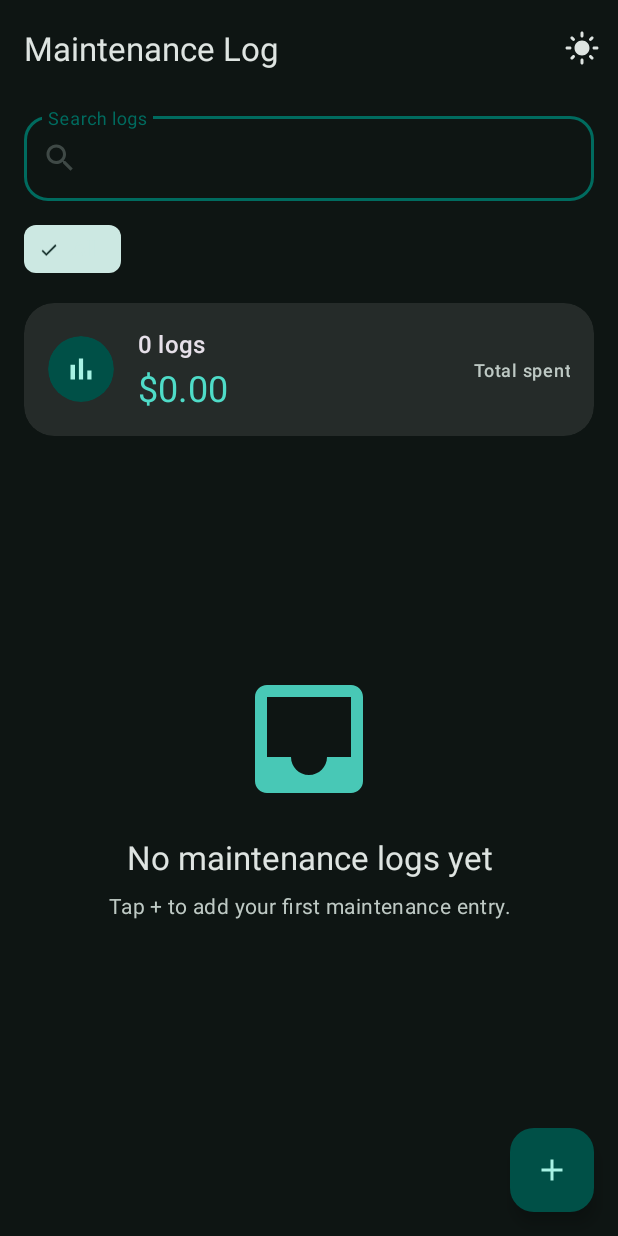
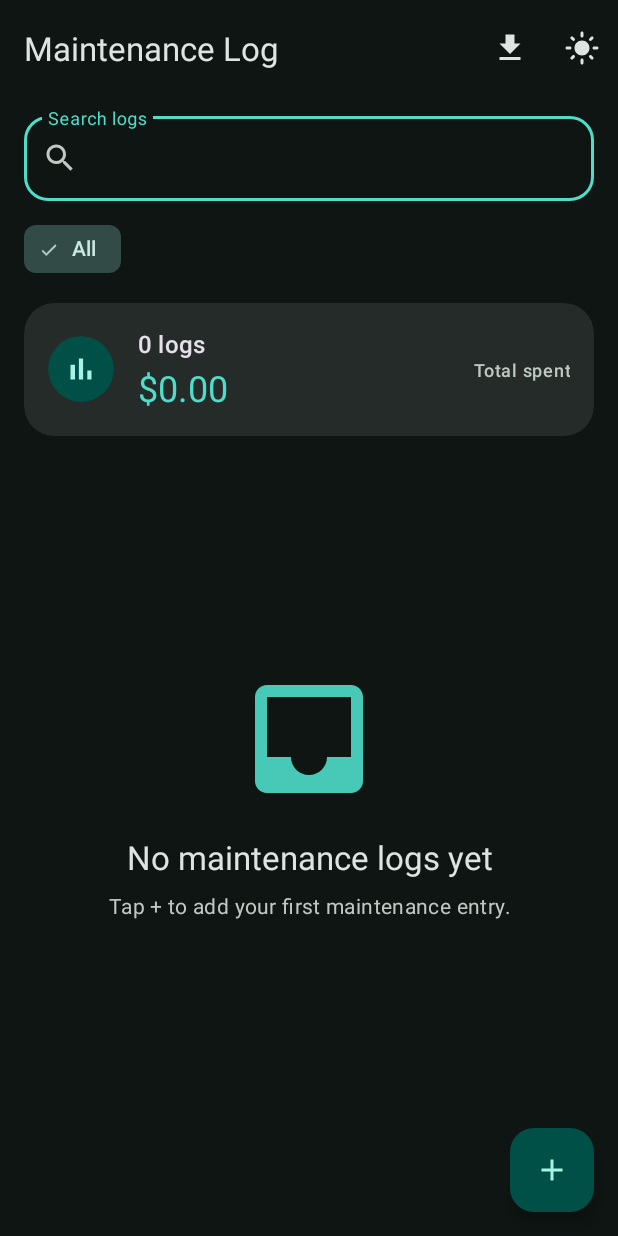
Before and after one commit to sstoqnovv/MobileApps2026-2401321080, an Android app: the screen it shows after launch (MainActivity), after a tap on "Switch to dark theme", on a phone screen of 412 x 824 dp. Run offline under Robolectric (Android 15) with nearby library versions, the phone set to English and light mode, and no system bars; our stand-ins replace Dagger/Hilt's generated code, Room's generated code; 1 other tap on this screen came first.

Commit message:
Add CSV export and system share support for maintenance logs

```diff
--- /dev/null
+++ b/app/src/main/res/drawable/ic_export.xml
@@ -0,0 +1,10 @@
+<?xml version="1.0" encoding="utf-8"?>
+<vector xmlns:android="http://schemas.android.com/apk/res/android"
+    android:width="24dp"
+    android:height="24dp"
+    android:viewportWidth="24"
+    android:viewportHeight="24">
+    <path
+        android:fillColor="#FF000000"
+        android:pathData="M19,9h-4V3H9v6H5l7,7 7,-7zM5,18v2h14v-2H5z" />
+</vector>
--- a/app/src/main/res/menu/menu_log_list.xml
+++ b/app/src/main/res/menu/menu_log_list.xml
@@ -1,6 +1,12 @@
 <?xml version="1.0" encoding="utf-8"?>
 <menu xmlns:android="http://schemas.android.com/apk/res/android"
     xmlns:app="http://schemas.android.com/apk/res-auto">
+
+    <item
+        android:id="@+id/action_export"
+        android:icon="@drawable/ic_export"
+        android:title="@string/export_csv"
+        app:showAsAction="ifRoom" />
 
     <item
         android:id="@+id/action_toggle_theme"
--- a/app/src/main/res/values/strings.xml
+++ b/app/src/main/res/values/strings.xml
@@ -32,4 +32,9 @@
     <string name="delete_confirm">Delete</string>
     <string name="cancel">Cancel</string>
     <string name="error_log_cost_invalid">Enter a valid price.</string>
+    <string name="export_csv">Export CSV</string>
+    <string name="export_no_logs">No records to export.</string>
+    <string name="export_failed">Failed to export maintenance logs.</string>
+    <string name="export_share_title">Share maintenance log</string>
+    <string name="export_share_subject">Maintenance log export</string>
 </resources>
--- /dev/null
+++ b/app/src/main/res/xml/file_paths.xml
@@ -0,0 +1,6 @@
+<?xml version="1.0" encoding="utf-8"?>
+<paths>
+    <cache-path
+        name="exports"
+        path="exports/" />
+</paths>
```
Also changed, not shown: app/src/main/AndroidManifest.xml (+10 -0 lines), app/src/main/java/com/example/maintenancelog/LogListFragment.kt (+77 -11 lines), app/src/main/java/com/example/maintenancelog/ui/MaintenanceLogCsvExporter.kt (added, +90 -0 lines), 2 other files.
